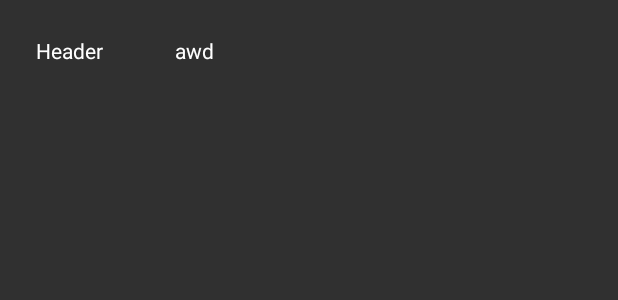
After one commit to Bonuseto/RewritedVisaChecker, an Android app: the layout row.xml on its own in the app's theme, with its tools: preview values and no code run, on a phone screen of 412 x 824 dp. The commit adds this screen. Shown: the top 300 px of the screen. Run offline under Robolectric (Android 15) with nearby library versions, the phone set to English and light mode, and no system bars.

Commit message:
Custom ListView item with simple animation added

```diff
--- a/app/src/main/res/layout/activity_visa_details.xml
+++ b/app/src/main/res/layout/activity_visa_details.xml
@@ -85,12 +85,6 @@
             android:layout_marginTop="15dp"
             android:text="@string/get_data" />
 
-        <TextView
-            android:id="@+id/txt_result_visa"
-            android:layout_width="match_parent"
-            android:layout_height="wrap_content"
-            android:text="@string/result_status" />
-
     </LinearLayout>
 
     <WebView
--- /dev/null
+++ b/app/src/main/res/layout/row.xml
@@ -0,0 +1,24 @@
+<?xml version="1.0" encoding="utf-8"?>
+<LinearLayout xmlns:android="http://schemas.android.com/apk/res/android"
+    android:layout_width="match_parent"
+    android:layout_height="match_parent"
+    android:orientation="horizontal" >
+
+    <TextView
+        android:id="@+id/application_number"
+        android:layout_width="wrap_content"
+        android:layout_height="wrap_content"
+        android:text="Header"
+        android:padding="24dp"
+        android:textColor="#FFFFFF"/>
+
+    <TextView
+        android:layout_width="wrap_content"
+        android:layout_height="wrap_content"
+        android:id="@+id/status"
+        android:text="awd"
+        android:padding="24dp"
+        android:textColor="#FFFFFF"/>
+
+
+</LinearLayout>
```
Also changed, not shown: app/src/main/java/com/example/rewritedvisachecker/MainActivity.java (+10 -6 lines), app/src/main/java/model/CustomAdapter.java (added, +82 -0 lines), app/src/main/java/model/DataModel.java (added, +21 -0 lines), app/src/main/res/anim/down_from_top.xml (added, +8 -0 lines), app/src/main/res/anim/up_from_bottom.xml (added, +8 -0 lines), app/src/main/res/layout/user_info.xml (deleted, +0 -17 lines), 1 other file.
